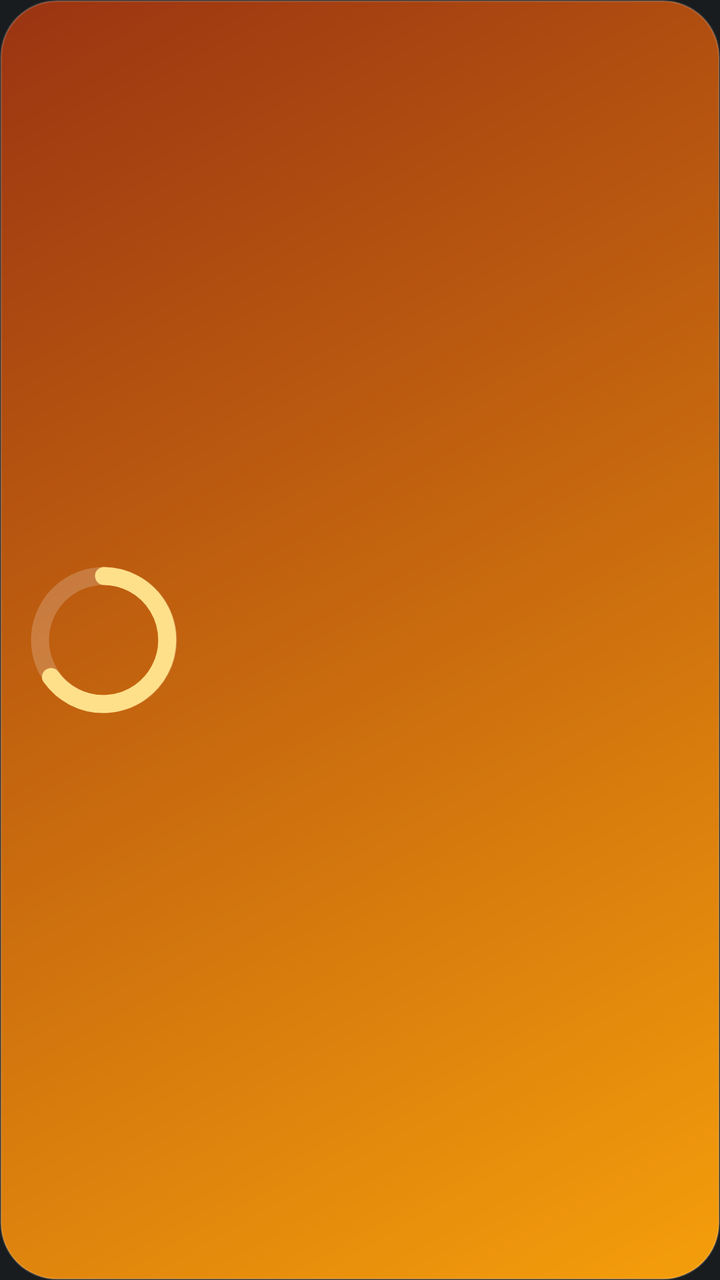
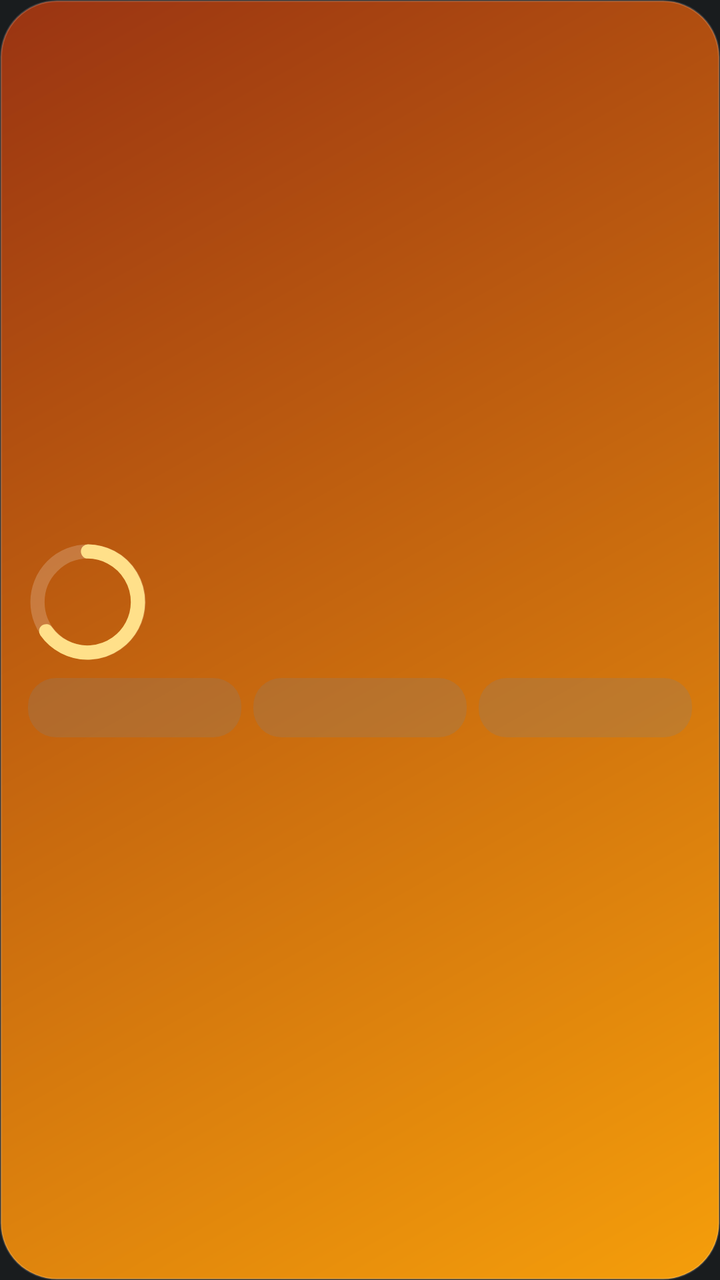

The first picture is an Android layout as it rendered before a commit; the second is the same layout after the commit. The layout source and the unified diff follow.
<!-- AndroidManifest.xml: application theme android:Theme.DeviceDefault.NoActionBar -->
<!-- res/layout/widget_goals.xml -->
<?xml version="1.0" encoding="utf-8"?>
<FrameLayout xmlns:android="http://schemas.android.com/apk/res/android"
    android:id="@+id/w_root"
    android:layout_width="match_parent"
    android:layout_height="match_parent">
<ImageView android:id="@+id/w_bg" android:layout_width="match_parent" android:layout_height="match_parent" android:contentDescription="@null" android:scaleType="fitXY" android:src="@drawable/wbg_sig_goals" />
<LinearLayout android:layout_width="match_parent" android:layout_height="match_parent" android:orientation="horizontal" android:gravity="center_vertical" android:padding="14dp">
<LinearLayout android:layout_width="match_parent" android:layout_height="wrap_content" android:orientation="horizontal" android:gravity="center_vertical">
<FrameLayout android:layout_width="76dp" android:layout_height="76dp">
<ImageView android:id="@+id/w_ring" android:layout_width="76dp" android:layout_height="76dp" android:contentDescription="@null" android:scaleType="fitCenter" android:src="@drawable/wp_ring" />
<TextView android:id="@+id/w_big" android:layout_width="match_parent" android:layout_height="match_parent" android:maxLines="1" android:ellipsize="end" android:textColor="#FFFFFFFF" android:textSize="17sp" android:textStyle="bold" android:gravity="center" />
</FrameLayout>
<LinearLayout android:layout_width="0dp" android:layout_height="wrap_content" android:orientation="vertical" android:layout_weight="1" android:layout_marginStart="14dp">
<TextView android:id="@+id/w_title" android:layout_width="wrap_content" android:layout_height="wrap_content" android:maxLines="1" android:ellipsize="end" android:textColor="#FFFFFFFF" android:textSize="16sp" android:textStyle="bold" />
<TextView android:id="@+id/w_detail" android:layout_width="wrap_content" android:layout_height="wrap_content" android:layout_marginTop="2dp" android:maxLines="1" android:ellipsize="end" android:textColor="#CCFFFFFF" android:textSize="13sp" />
<TextView android:id="@+id/w_status" android:layout_width="wrap_content" android:layout_height="wrap_content" android:layout_marginTop="4dp" android:maxLines="1" android:ellipsize="end" android:textColor="#FFFFF4CC" android:textSize="12sp" android:textStyle="bold" />
</LinearLayout>
</LinearLayout>
</LinearLayout>
</FrameLayout>
<!-- resources referenced by this layout -->
<resources>
  <!-- drawable wbg_sig_goals (drawable) -->
  <?xml version="1.0" encoding="utf-8"?>
  <shape xmlns:android="http://schemas.android.com/apk/res/android" android:shape="rectangle">
      <gradient android:angle="315" android:endColor="#FFF59E0B" android:startColor="#FF9A3412" />
      <corners android:radius="28dp" />
      <stroke android:width="1dp" android:color="#26FFFFFF" />
  </shape>
  <!-- drawable wp_ring (drawable) -->
  <?xml version="1.0" encoding="utf-8"?>
  <vector xmlns:android="http://schemas.android.com/apk/res/android"
      android:width="76dp"
      android:height="76dp"
      android:viewportWidth="76"
      android:viewportHeight="76">
      <path
          android:pathData="M38,6 A32,32 0 1 1 38,70 A32,32 0 1 1 38,6"
          android:strokeWidth="9"
          android:strokeColor="#33FFFFFF" />
      <path
          android:pathData="M38,6 A32,32 0 1 1 11.5,56.5"
          android:strokeLineCap="round"
          android:strokeWidth="9"
          android:strokeColor="#FFFFE08A" />
  </vector>
</resources>

<!-- the commit's change to res/layout/widget_goals.xml (unified diff, before → after) -->
@@ -4,17 +4,22 @@
     android:layout_width="match_parent"
     android:layout_height="match_parent">
 <ImageView android:id="@+id/w_bg" android:layout_width="match_parent" android:layout_height="match_parent" android:contentDescription="@null" android:scaleType="fitXY" android:src="@drawable/wbg_sig_goals" />
-<LinearLayout android:layout_width="match_parent" android:layout_height="match_parent" android:orientation="horizontal" android:gravity="center_vertical" android:padding="14dp">
+<LinearLayout android:layout_width="match_parent" android:layout_height="match_parent" android:orientation="vertical" android:gravity="center_vertical" android:padding="14dp">
 <LinearLayout android:layout_width="match_parent" android:layout_height="wrap_content" android:orientation="horizontal" android:gravity="center_vertical">
-<FrameLayout android:layout_width="76dp" android:layout_height="76dp">
-<ImageView android:id="@+id/w_ring" android:layout_width="76dp" android:layout_height="76dp" android:contentDescription="@null" android:scaleType="fitCenter" android:src="@drawable/wp_ring" />
-<TextView android:id="@+id/w_big" android:layout_width="match_parent" android:layout_height="match_parent" android:maxLines="1" android:ellipsize="end" android:textColor="#FFFFFFFF" android:textSize="17sp" android:textStyle="bold" android:gravity="center" />
+<FrameLayout android:layout_width="60dp" android:layout_height="60dp">
+<ImageView android:id="@+id/w_ring" android:layout_width="60dp" android:layout_height="60dp" android:contentDescription="@null" android:scaleType="fitCenter" android:src="@drawable/wp_ring" />
+<TextView android:id="@+id/w_big" android:layout_width="match_parent" android:layout_height="match_parent" android:maxLines="1" android:ellipsize="end" android:textColor="#FFFFFFFF" android:textSize="15sp" android:textStyle="bold" android:gravity="center" />
 </FrameLayout>
 <LinearLayout android:layout_width="0dp" android:layout_height="wrap_content" android:orientation="vertical" android:layout_weight="1" android:layout_marginStart="14dp">
 <TextView android:id="@+id/w_title" android:layout_width="wrap_content" android:layout_height="wrap_content" android:maxLines="1" android:ellipsize="end" android:textColor="#FFFFFFFF" android:textSize="16sp" android:textStyle="bold" />
 <TextView android:id="@+id/w_detail" android:layout_width="wrap_content" android:layout_height="wrap_content" android:layout_marginTop="2dp" android:maxLines="1" android:ellipsize="end" android:textColor="#CCFFFFFF" android:textSize="13sp" />
-<TextView android:id="@+id/w_status" android:layout_width="wrap_content" android:layout_height="wrap_content" android:layout_marginTop="4dp" android:maxLines="1" android:ellipsize="end" android:textColor="#FFFFF4CC" android:textSize="12sp" android:textStyle="bold" />
+<TextView android:id="@+id/w_status" android:layout_width="wrap_content" android:layout_height="wrap_content" android:layout_marginTop="2dp" android:maxLines="1" android:ellipsize="end" android:textColor="#FFFFF4CC" android:textSize="12sp" android:textStyle="bold" />
 </LinearLayout>
+</LinearLayout>
+<LinearLayout android:id="@+id/w_q" android:layout_width="match_parent" android:layout_height="wrap_content" android:orientation="horizontal" android:layout_marginTop="8dp">
+<TextView android:id="@+id/w_q1" android:layout_width="0dp" android:layout_height="wrap_content" android:layout_weight="1" android:maxLines="1" android:ellipsize="end" android:textColor="#FFFFFFFF" android:textSize="13sp" android:textStyle="bold" android:gravity="center" android:background="@drawable/wbtn" android:paddingTop="6dp" android:paddingBottom="6dp" />
+<TextView android:id="@+id/w_q2" android:layout_width="0dp" android:layout_height="wrap_content" android:layout_weight="1" android:layout_marginStart="6dp" android:maxLines="1" android:ellipsize="end" android:textColor="#FFFFFFFF" android:textSize="13sp" android:textStyle="bold" android:gravity="center" android:background="@drawable/wbtn" android:paddingTop="6dp" android:paddingBottom="6dp" />
+<TextView android:id="@+id/w_q3" android:layout_width="0dp" android:layout_height="wrap_content" android:layout_weight="1" android:layout_marginStart="6dp" android:maxLines="1" android:ellipsize="end" android:textColor="#FFFFFFFF" android:textSize="13sp" android:textStyle="bold" android:gravity="center" android:background="@drawable/wbtn" android:paddingTop="6dp" android:paddingBottom="6dp" />
 </LinearLayout>
 </LinearLayout>
 </FrameLayout>
<!-- resource entries referenced after the edit -->
@@ -6,6 +6,12 @@
       <gradient android:angle="315" android:endColor="#FFF59E0B" android:startColor="#FF9A3412" />
       <corners android:radius="28dp" />
       <stroke android:width="1dp" android:color="#26FFFFFF" />
+  </shape>
+  <!-- drawable wbtn (drawable) -->
+  <?xml version="1.0" encoding="utf-8"?>
+  <shape xmlns:android="http://schemas.android.com/apk/res/android" android:shape="rectangle">
+      <solid android:color="#40808080" />
+      <corners android:radius="14dp" />
   </shape>
   <!-- drawable wp_ring (drawable) -->
   <?xml version="1.0" encoding="utf-8"?>
